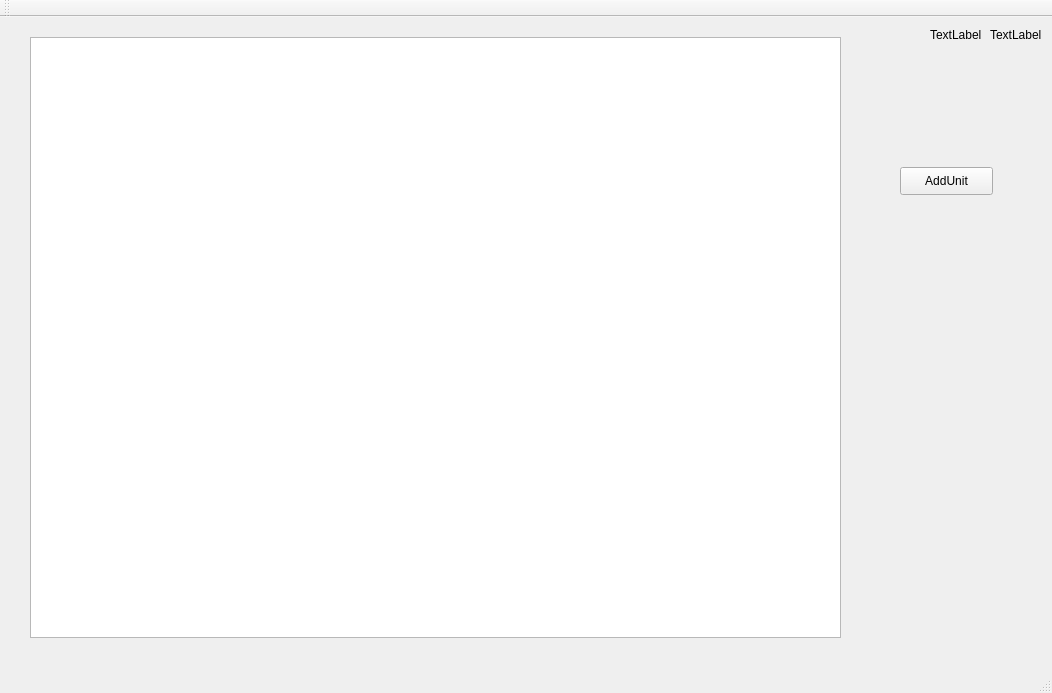
The window that mainwindow.ui (nukemaster/bakalarka) describes before a commit, drawn with Qt 5.
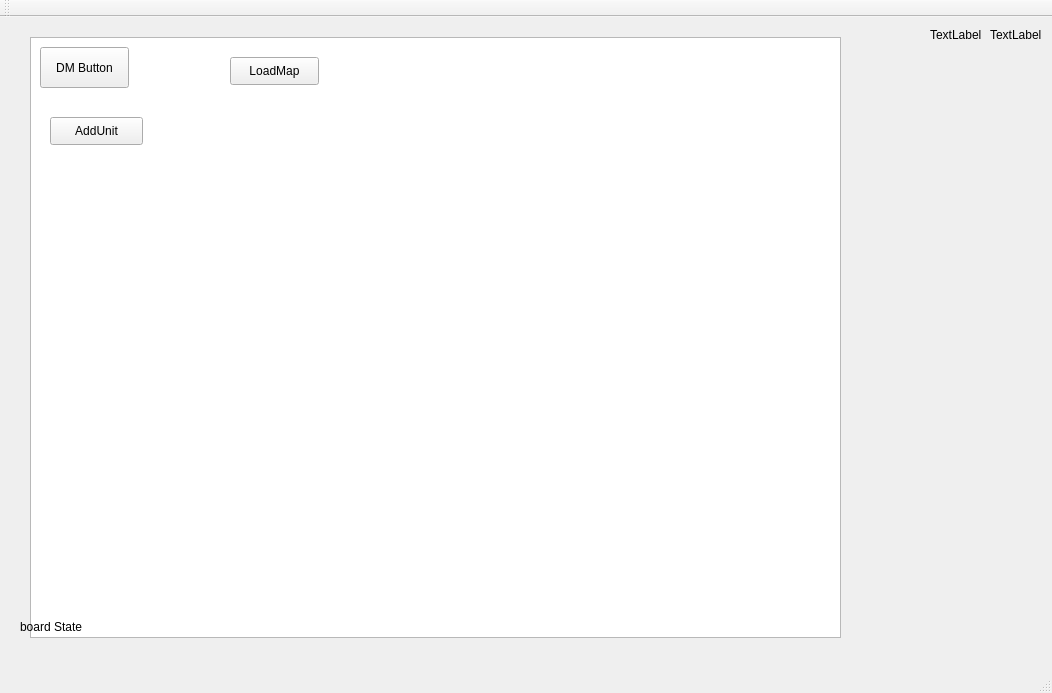
The same window after the commit.

```diff
--- a/mainwindow.ui
+++ b/mainwindow.ui
@@ -50,11 +50,14 @@
      <string>TextLabel</string>
     </property>
    </widget>
-   <widget class="QWidget" name="widget" native="true">
+   <widget class="QWidget" name="menuDM" native="true">
+    <property name="enabled">
+     <bool>true</bool>
+    </property>
     <property name="geometry">
      <rect>
-      <x>860</x>
-      <y>130</y>
+      <x>10</x>
+      <y>80</y>
       <width>171</width>
       <height>371</height>
      </rect>
@@ -73,6 +76,45 @@
      </property>
     </widget>
    </widget>
+   <widget class="QPushButton" name="pushButtonDM">
+    <property name="geometry">
+     <rect>
+      <x>40</x>
+      <y>30</y>
+      <width>89</width>
+      <height>41</height>
+     </rect>
+    </property>
+    <property name="text">
+     <string>DM Button</string>
+    </property>
+   </widget>
+   <widget class="QLabel" name="labelBoardState">
+    <property name="geometry">
+     <rect>
+      <x>20</x>
+      <y>600</y>
+      <width>68</width>
+      <height>19</height>
+     </rect>
+    </property>
+    <property name="text">
+     <string>board State</string>
+    </property>
+   </widget>
+   <widget class="QPushButton" name="pushButtonMapLoad">
+    <property name="geometry">
+     <rect>
+      <x>230</x>
+      <y>40</y>
+      <width>89</width>
+      <height>28</height>
+     </rect>
+    </property>
+    <property name="text">
+     <string>LoadMap</string>
+    </property>
+   </widget>
   </widget>
   <widget class="QMenuBar" name="menuBar">
    <property name="geometry">
```
